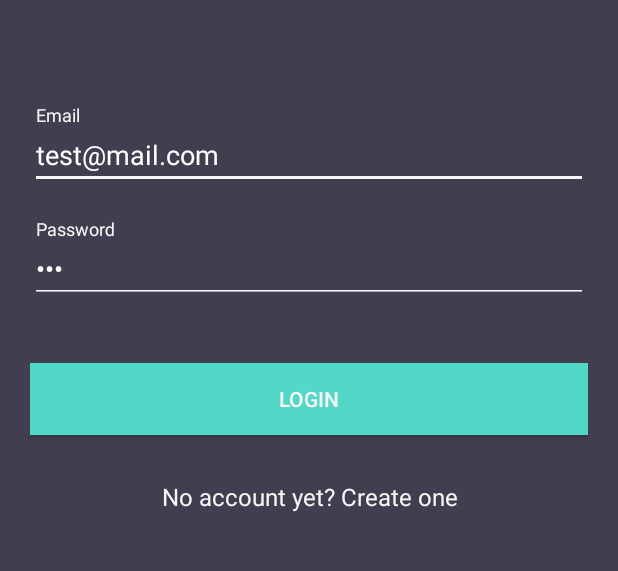
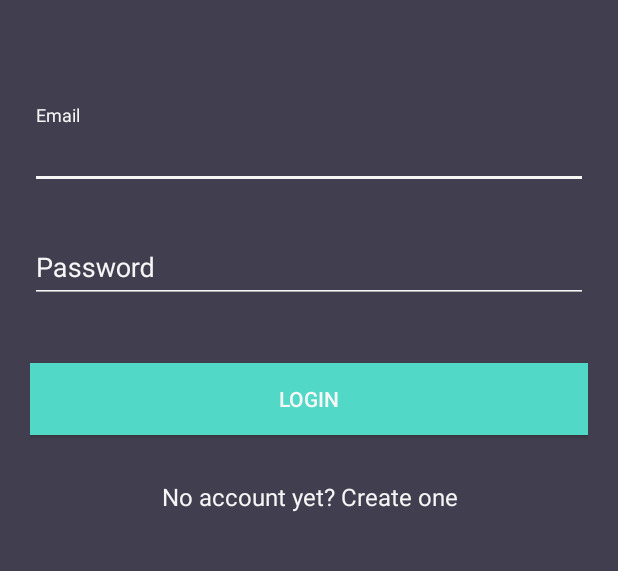
Before and after one commit to Kivike/bookmarket, an Android app: the screen it shows after launch (LoginActivity), on a phone screen of 412 x 824 dp, the part 252-823 px from its top. Run offline under Robolectric (Android 15) with nearby library versions, the phone set to English and light mode, and no system bars; libraries missing offline, so code that uses them is left out: org.jetbrains.anko.

Commit message:
Add price info to marketplace row

```diff
--- a/app/src/main/java/fi/oulu/bookmarket2020/CollectionActivity.kt
+++ b/app/src/main/java/fi/oulu/bookmarket2020/CollectionActivity.kt
@@ -207,6 +207,7 @@ class CollectionActivity : AppCompatActivity() {
             // check if the book has been already added or not
             val getCollectionBooks = bookCollections.getCollectionBooks(userId).size
 
+
             if (getCollectionBooks < 1) {
                 val collectionBook = CollectionBook(
                     isbn = isbn,
@@ -215,7 +216,7 @@ class CollectionActivity : AppCompatActivity() {
                     publishYear = publisherDate,
                     isRead = true,
                     picturePath = "drawable://" + R.drawable.darktower7,
-                    saleBookId = 1,
+                    saleBookId = null,
                     ownerId = userId
                 )
 
--- a/app/src/main/java/fi/oulu/bookmarket2020/CollectionAddActivity.kt
+++ b/app/src/main/java/fi/oulu/bookmarket2020/CollectionAddActivity.kt
@@ -100,7 +100,8 @@ class CollectionAddActivity : AppCompatActivity(), SearchListener {
                 val isbn = searchFragment.getLastSearchQuery()
 
                 if (currentPicPath == null) {
-                    currentPicPath = book.volumeInfo.imageLinks.thumbnail
+                    // HTTP image loading does not work
+                    //currentPicPath = book.volumeInfo.imageLinks.thumbnail
                 }
                 doAsync {
                     val collectionBook = CollectionBook(
--- a/app/src/main/java/fi/oulu/bookmarket2020/MarketplaceAdapter.kt
+++ b/app/src/main/java/fi/oulu/bookmarket2020/MarketplaceAdapter.kt
@@ -27,9 +27,7 @@ class MarketplaceAdapter(
         row.book_author.text = book.author
         row.book_published.text = book.publishYear.toString()
 
-        if (book.saleBookId == null) {
-            row.sale_status.visibility = View.GONE
-        }
+        row.sale_status.text = marketplaceBook.saleBook!!.price.toString() + " €"
 
         if (book.picturePath != null) {
             val pictureBitmap = BitmapFactory.decodeFile(book.picturePath)
--- a/app/src/main/java/fi/oulu/bookmarket2020/model/AppDatabase.kt
+++ b/app/src/main/java/fi/oulu/bookmarket2020/model/AppDatabase.kt
@@ -5,7 +5,7 @@ import androidx.room.Database
 import androidx.room.Room
 import androidx.room.RoomDatabase
 
-@Database(entities = [CollectionBook::class, SaleBook::class, BuyBook::class, User::class], version = 6)
+@Database(entities = [CollectionBook::class, SaleBook::class, BuyBook::class, User::class], version = 8)
 abstract class AppDatabase : RoomDatabase() {
     abstract fun collectionBookDao() : CollectionBookDao
     abstract fun saleBookDao() : SaleBookDao
--- a/app/src/main/res/layout/activity_login.xml
+++ b/app/src/main/res/layout/activity_login.xml
@@ -45,7 +45,6 @@
                 android:hint="@string/hint_email"
                 android:inputType="text"
                 android:maxLines="1"
-                android:text="test@mail.com"
                 android:textColor="@android:color/white" />
         </com.google.android.material.textfield.TextInputLayout>
 
@@ -61,7 +60,6 @@
                 android:layout_height="wrap_content"
                 android:hint="@string/hint_password"
                 android:inputType="textPassword"
-                android:text="123"
                 android:maxLines="1"
                 android:textColor="@android:color/white" />
         </com.google.android.material.textfield.TextInputLayout>
--- a/app/src/main/res/layout/collection_list_item.xml
+++ b/app/src/main/res/layout/collection_list_item.xml
@@ -72,8 +72,10 @@
             android:layout_width="wrap_content"
             android:layout_height="wrap_content"
             android:layout_marginBottom="5dp"
+            android:textSize="18dp"
             android:text="ON SALE"
-            android:textColor="?android:attr/colorPrimary"
+            android:textStyle="bold"
+            android:textColor="@color/colorPrice"
             app:layout_constraintEnd_toEndOf="@+id/book_published"
             app:layout_constraintBottom_toBottomOf="@id/book_image"
             />
--- a/app/src/main/res/values/colors.xml
+++ b/app/src/main/res/values/colors.xml
@@ -12,4 +12,5 @@
     <color name="colorGreyButton">#bbb</color>
     <color name="colorFlavor">#854F2B</color>
     <color name="colorLabel">#D8D2D2</color>
+    <color name="colorPrice">#18B518</color>
 </resources>
```
